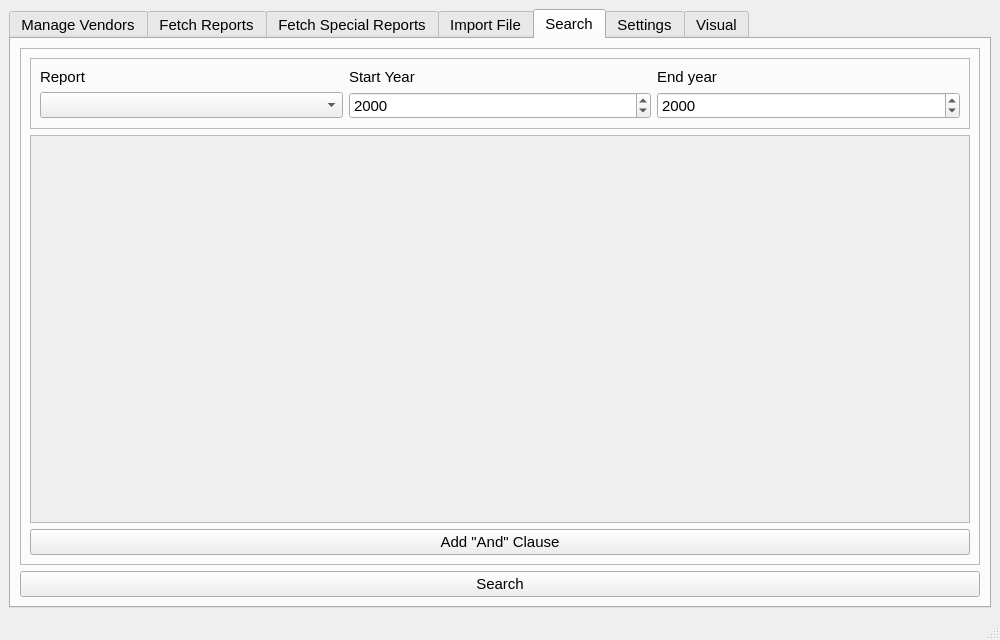
Before: the Qt Designer form ui/MainWindow.ui in CS-4820-Library-Project/COUNTER-5-Report-Tool-2020-5.0, drawn with Qt 5.
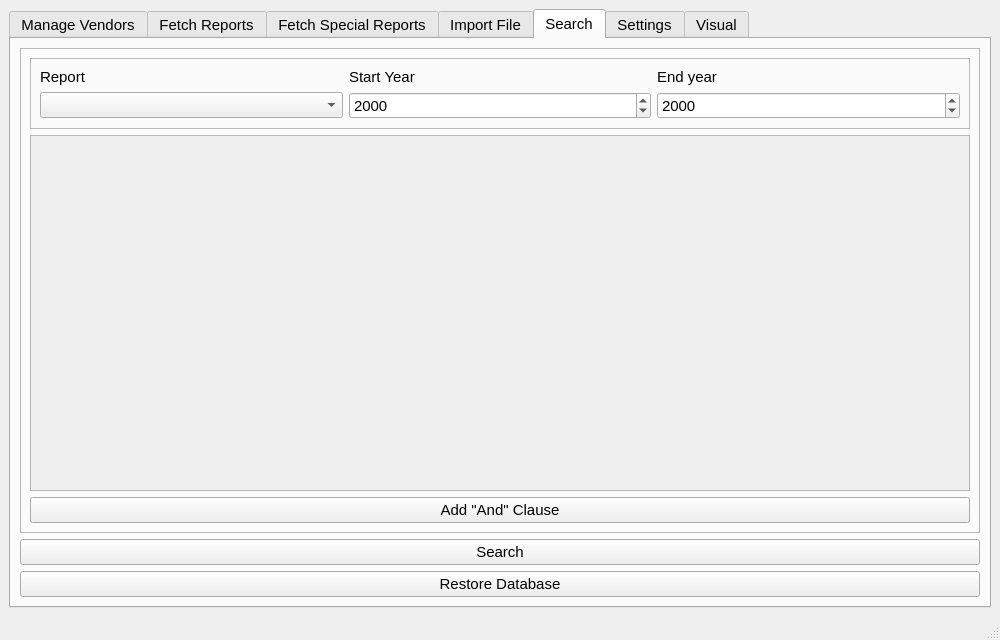
After: the same form once the commit is applied. The open tabs and pages were chosen to show the change.

The edit to the form file:
```diff
--- a/ui/MainWindow.ui
+++ b/ui/MainWindow.ui
@@ -1473,7 +1473,7 @@
                 <x>0</x>
                 <y>0</y>
                 <width>858</width>
-                <height>83</height>
+                <height>50</height>
                </rect>
               </property>
               <property name="sizePolicy">
@@ -1515,6 +1515,13 @@
           </property>
          </widget>
         </item>
+        <item>
+         <widget class="QPushButton" name="search_restore_database_button">
+          <property name="text">
+           <string>Restore Database</string>
+          </property>
+         </widget>
+        </item>
        </layout>
       </widget>
       <widget class="QWidget" name="settings_tab">
```
Left out of the diff: 2 changed lines with no effect on the pictures.
